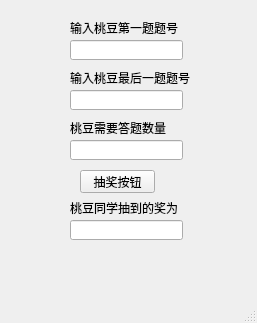
The window that GUI.ui (LiveToTell/-) describes before a commit, drawn with Qt 5.
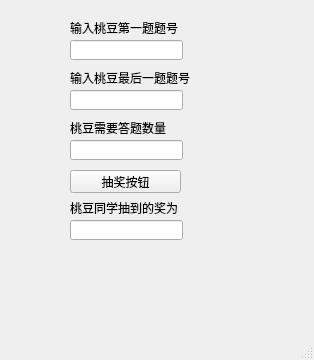
The same window after the commit.

Patch:
```diff
--- a/GUI.ui
+++ b/GUI.ui
@@ -6,8 +6,8 @@
    <rect>
     <x>0</x>
     <y>0</y>
-    <width>257</width>
-    <height>323</height>
+    <width>314</width>
+    <height>360</height>
    </rect>
   </property>
   <property name="windowTitle">
@@ -49,7 +49,7 @@
      <rect>
       <x>70</x>
       <y>20</y>
-      <width>111</width>
+      <width>211</width>
       <height>16</height>
      </rect>
     </property>
@@ -62,7 +62,7 @@
      <rect>
       <x>70</x>
       <y>70</y>
-      <width>131</width>
+      <width>221</width>
       <height>16</height>
      </rect>
     </property>
@@ -75,7 +75,7 @@
      <rect>
       <x>70</x>
       <y>120</y>
-      <width>101</width>
+      <width>211</width>
       <height>16</height>
      </rect>
     </property>
@@ -86,9 +86,9 @@
    <widget class="QPushButton" name="pushButton">
     <property name="geometry">
      <rect>
-      <x>80</x>
+      <x>70</x>
       <y>170</y>
-      <width>75</width>
+      <width>111</width>
       <height>23</height>
      </rect>
     </property>
@@ -111,7 +111,7 @@
      <rect>
       <x>70</x>
       <y>200</y>
-      <width>121</width>
+      <width>211</width>
       <height>16</height>
      </rect>
     </property>
```
Left out of the diff: 2 changed lines with no effect on the pictures.
